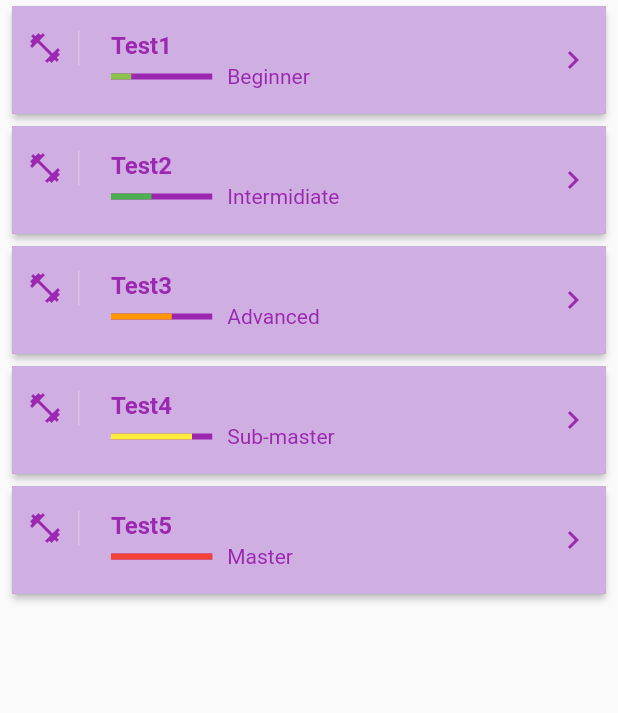
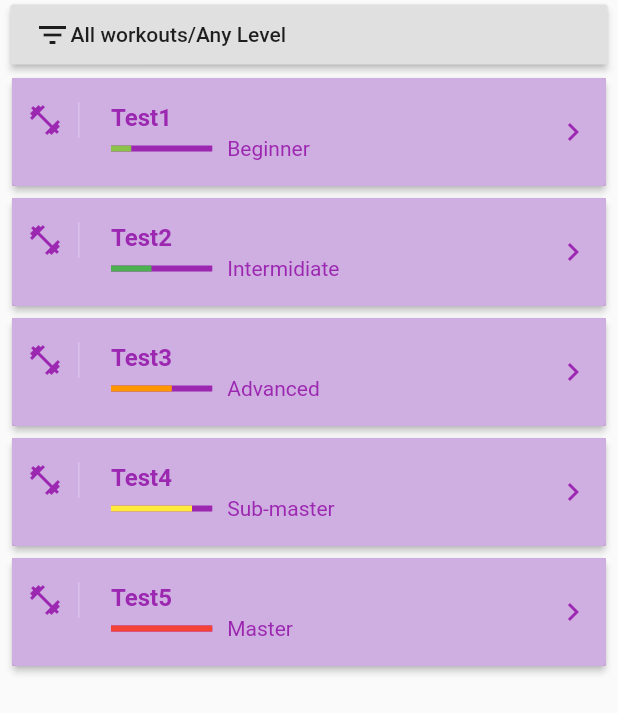
Before and after one commit to AmbeMO/plan, a Flutter app: the WorkoutsList widget shown alone on an empty page, opened directly, on a phone screen of 412 x 824 dp. Shown: the top 713 px of the screen. Run offline on Flutter 3.47's test engine with Material 2 defaults, Android fonts, the phone set to English and light mode, and no system bars; our stand-ins replace firebase_auth; accounts and stored records are empty.

Commit message:
try add fltr

```diff
--- /dev/null
+++ b/lib/components/active-workouts.dart
@@ -0,0 +1,14 @@
+import 'package:flutter/material.dart';
+
+class ActiveWorkouts extends StatelessWidget {
+  const ActiveWorkouts({Key key}) : super(key: key);
+
+  @override
+  Widget build(BuildContext context) {
+    return Container(
+      child:  Text('TBD'),
+      );
+
+  }
+
+}
--- a/lib/components/workouts-list.dart
+++ b/lib/components/workouts-list.dart
@@ -1,7 +1,19 @@
 import 'package:flutter/material.dart';
 import 'package:flutter_app1/domains/workout.dart';
 
-class WorkoutsList extends StatelessWidget{
+class WorkoutsList extends StatefulWidget{
+
+  @override
+  _WorkoutsListState createState() => _WorkoutsListState();
+}
+
+class _WorkoutsListState extends State<WorkoutsList> {
+  @override
+  void initState() {
+    clearFilter();
+    super.initState();
+  }
+
 
   final workouts = <Workout>[
     Workout(title: 'Test1',author: 'Milana',description: 'Test Workout1',level: 'Beginner'),
@@ -11,9 +23,46 @@ class WorkoutsList extends StatelessWidget{
     Workout(title: 'Test5',author: 'Milana',description: 'Test Workout5',level: 'Master'),
   ];
 
+  var filterOnlyMyWorkouts = false;
+  var filterTitle = '';
+  var filterTitleController = TextEditingController();
+  var filterLevel = 'Any Level';
+
+
+  var filterText = '';
+  var filterHeight = 0.0;
+
+
+
+  List<Workout> filter() {
+    setState(() {
+      filterText = filterOnlyMyWorkouts ? 'My Workouts' : 'All workouts';
+      filterText += '/' + filterLevel;
+      if (filterTitle.isNotEmpty) filterText += '/' + filterTitle;
+      filterHeight = 0;
+    });
+
+    var list = workouts;
+    return list;
+  }
+
+  List<Workout> clearFilter() {
+    setState(() {
+      filterText = 'All workouts/Any Level';
+      filterOnlyMyWorkouts = false;
+      filterTitle = '';
+      filterLevel = 'Any Level';
+      filterTitleController.clear();
+      filterHeight = 0;
+    });
+
+    var list = workouts;
+    return list;
+  }
+
   @override
   Widget build(BuildContext context) {
-    return Container(
+    var workoutsList = Expanded(
       child: Container(
         child: ListView.builder(
           itemCount: workouts.length,
@@ -41,6 +90,112 @@ class WorkoutsList extends StatelessWidget{
           },
         ),
       ),
+
+    );
+
+
+    var filterInfo = Container(
+      margin: EdgeInsets.only(top: 3, left: 7, right: 7, bottom: 5),
+      decoration: BoxDecoration(color: Colors.white.withOpacity(0.5)),
+      height: 40,
+      child: RaisedButton(
+        child: Row(
+          children: <Widget>[
+            Icon(Icons.filter_list),
+            Text(
+              filterText,
+              style: TextStyle(),
+              overflow: TextOverflow.ellipsis,
+            ),
+          ],
+        ),
+        onPressed: () {
+          setState(() {
+            filterHeight = (filterHeight == 0.0 ? 280.0 : 0.0);
+          });
+        },
+      ),
+    );
+    var levelMenuItems = <String>[
+      'Any Level',
+      'Beginner',
+      'Intermediate',
+      'Advanced',
+          'Sub-master',
+          'Master',
+
+    ].map((String value) {
+      return new DropdownMenuItem<String>(
+        value: value,
+        child: new Text(value),
+      );
+    }).toList();
+
+    var filterForm = AnimatedContainer(
+      margin: EdgeInsets.symmetric(vertical: 0.0, horizontal: 7),
+      child: Card(
+        child: Padding(
+          padding: const EdgeInsets.all(8.0),
+          child: Column(
+            children: [
+              SwitchListTile(
+                  title: const Text('Only My Workouts'),
+                  value: filterOnlyMyWorkouts,
+                  onChanged: (bool val) =>
+                      setState(() => filterOnlyMyWorkouts = val)),
+              DropdownButtonFormField<String>(
+                decoration: const InputDecoration(labelText: 'Level'),
+                items: levelMenuItems,
+                value: filterLevel,
+                onChanged: (String val) => setState(() => filterLevel = val),
+              ),
+              TextFormField(
+                controller: filterTitleController,
+                decoration: const InputDecoration(labelText: 'Title'),
+                onChanged: (String val) => setState(() => filterTitle = val),
+              ),
+              Row(
+                children: <Widget>[
+                  Expanded(
+                    flex: 1,
+                    child: RaisedButton(
+                      onPressed: () {
+                        filter();
+                      },
+                      child:
+                      Text("Apply", style: TextStyle(color: Colors.white)),
+                      color: Theme.of(context).primaryColor,
+                    ),
+                  ),
+                  SizedBox(width: 10),
+                  Expanded(
+                    flex: 1,
+                    child: RaisedButton(
+                      onPressed: () {
+                        clearFilter();
+                      },
+                      child:
+                      Text("Clear", style: TextStyle(color: Colors.white)),
+                      color: Colors.red,
+                    ),
+                  )
+                ],
+              ),
+            ],
+          ),
+        ),
+      ),
+      duration: const Duration(milliseconds: 400),
+      curve: Curves.fastOutSlowIn,
+      height: filterHeight,
+    );
+
+    return Column(
+      children: <Widget>[
+        filterInfo,
+        filterForm,
+        workoutsList,
+      ],
     );
   }
 }
--- a/lib/screens/home.dart
+++ b/lib/screens/home.dart
@@ -1,4 +1,5 @@
 import 'package:flutter/material.dart';
+import 'package:flutter_app1/components/active-workouts.dart';
 import 'package:flutter_app1/components/workouts-list.dart';
 import 'package:flutter_app1/domains/workout.dart';
 
@@ -18,8 +19,10 @@ class _HomePageState extends State<HomePage> {
     return Container(
       child: Scaffold(
         backgroundColor: Theme.of(context).primaryColor,
-        appBar: AppBar(title: Text('Sport Managing'), leading: Icon(Icons.fitness_center),),
-        body: WorkoutsList(),
+        appBar: AppBar(title: Text('Sport Managing // ' + (sectionIndex == 0 ?'Active' : 'Find')),
+          leading: Icon(Icons.fitness_center),),
+
+        body: sectionIndex == 0 ? ActiveWorkouts() : WorkoutsList(),
         bottomNavigationBar: BottomNavigationBar(
           items: const <BottomNavigationBarItem>[
             BottomNavigationBarItem(
```
